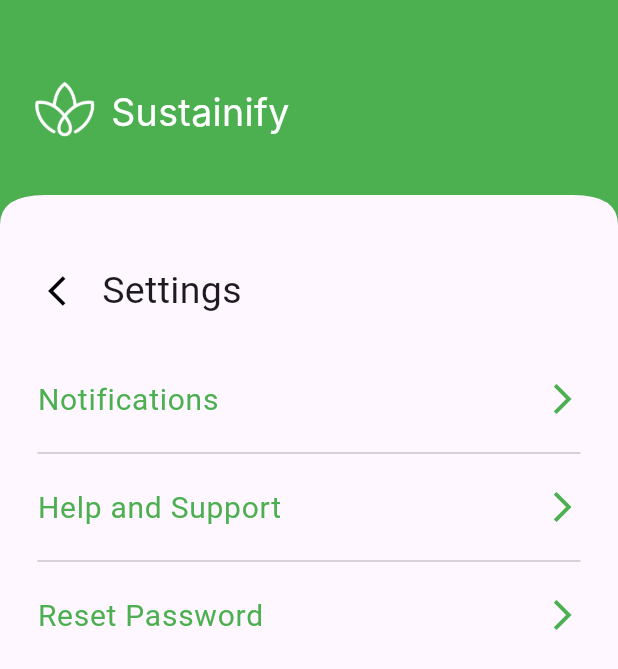
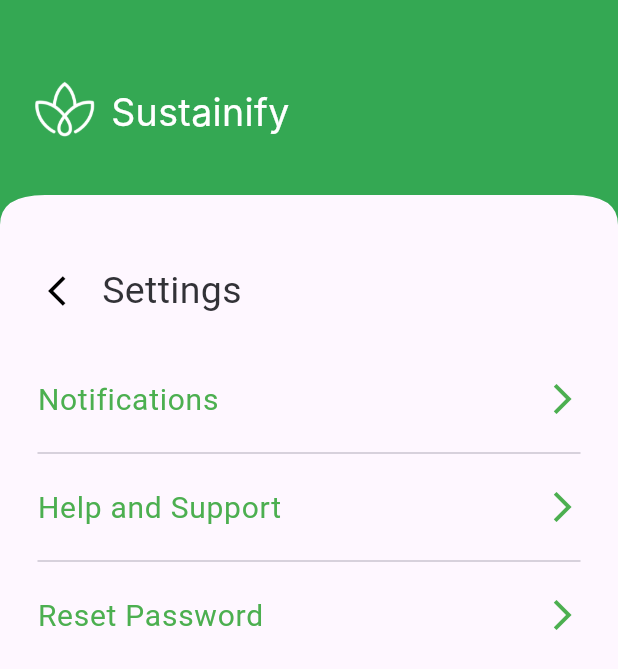
Before and after one commit to Ria-00/Sustainfy, a Flutter app: the HomePage screen opened directly, item 4 of the bottom bar chosen, after a tap on "Settings", on a phone screen of 412 x 824 dp. Shown: the top 669 px of the screen. Run offline on Flutter 3.47's test engine with Material 3 defaults, Android fonts, the phone set to English and light mode, and no system bars; our stand-ins replace cloud_firestore, firebase_auth, firebase_core, font_awesome_flutter, google_nav_bar, share_plus; accounts and stored records are empty; Roboto replaces fonts that are missing (Inter).

Commit message:
color changes done, landing page alignment sorted

```diff
--- a/lib/main.dart
+++ b/lib/main.dart
@@ -93,9 +93,9 @@ class _HomePageState extends State<HomePage> {
 
       bottomNavigationBar: GNav(
         backgroundColor: Colors.white,
-        color: Colors.black,
-        activeColor: Colors.black,
-        tabBackgroundColor: Colors.green,
+        color: const Color.fromRGBO(50, 50, 55, 1),
+        activeColor: const Color.fromRGBO(50, 50, 55, 1),
+        tabBackgroundColor: const Color.fromRGBO(52, 168, 83, 1),
         gap: 8,
         padding: EdgeInsets.all(16),
         tabs: [
--- a/lib/screens/communityPage.dart
+++ b/lib/screens/communityPage.dart
@@ -47,7 +47,7 @@ class _CommunityPageState extends State<CommunityPage> {
             clipper: CustomCurvedEdges(),
             child: Container(
               height: 150, // Specify a height for the curved app bar
-              color: Colors.green,
+              color: const Color.fromRGBO(52, 168, 83, 1),
               child: Row(
                 crossAxisAlignment: CrossAxisAlignment.center,
                 children: [
--- a/lib/screens/landingPage.dart
+++ b/lib/screens/landingPage.dart
@@ -20,7 +20,7 @@ class LandingPage extends StatelessWidget {
                 clipper: CustomCurvedEdges(),
                 child: Container(
                   height: 150, // Specify a height for the curved app bar
-                  color: Colors.green,
+                  color: const Color.fromRGBO(52, 168, 83, 1),
                   child: Row(
                     crossAxisAlignment: CrossAxisAlignment.center,
                     children: [
@@ -33,15 +33,6 @@ class LandingPage extends StatelessWidget {
                         ),
                       ),
                       SizedBox(width: 7),
-                      // const Text(
-                      //   'Sustainify',
-                      //   style: TextStyle(
-                      //     color: AppColors.white,
-                      //     fontFamily: AppFonts.inter,
-                      //     fontSize: AppFonts.interRegular18,
-                      //     fontWeight: AppFonts.interRegularWeight,
-                      //   ),
-                      // ),
                       SizedBox(
                           width: 10), // Add spacing between Text and TextField
                       Expanded(
@@ -69,15 +60,6 @@ class LandingPage extends StatelessWidget {
                       SizedBox(
                         width: 15,
                       )
-                      // IconButton(
-                      //   icon: Icon(
-                      //     Icons.search,
-                      //     color: AppColors.white,
-                      //   ),
-                      //   onPressed: () {
-                      //     // Handle search button press
-                      //   },
-                      // ),
                     ],
                   ),
                 ),
@@ -91,7 +73,9 @@ class LandingPage extends StatelessWidget {
                         alignment: Alignment.centerLeft,
                         child: Text("Categories",
                             style: TextStyle(
-                                fontSize: 20, fontWeight: FontWeight.bold)),
+                                color: const Color.fromRGBO(50, 50, 55, 1),
+                                fontSize: 20,
+                                fontWeight: FontWeight.bold)),
                       ),
                       SizedBox(height: 15),
                       Container(
@@ -119,8 +103,10 @@ class LandingPage extends StatelessWidget {
                 child: Align(
                   alignment: Alignment.centerLeft,
                   child: Text("Live Activities",
-                      style:
-                          TextStyle(fontSize: 20, fontWeight: FontWeight.bold)),
+                      style: TextStyle(
+                          color: const Color.fromRGBO(50, 50, 55, 1),
+                          fontSize: 20,
+                          fontWeight: FontWeight.bold)),
                 ),
               ),
               SizedBox(height: 20),
@@ -132,15 +118,61 @@ class LandingPage extends StatelessWidget {
                         builder: (context) => EventDescriptionPage()),
                   );
                 },
-                child: Image.asset('assets/images/Rectangle16.png'),
+                child: Padding(
+                  padding: const EdgeInsets.only(left: 10.0, right: 10),
+                  child: ClipRRect(
+                      borderRadius: BorderRadius.circular(40),
+                      child: Image.asset('assets/images/Rectangle16.png')),
+                ),
               ),
-              // Image.asset('assets/images/Rectangle16.png'),
               SizedBox(height: 20),
-              Image.asset('assets/images/Rectangle17.png'),
+              GestureDetector(
+                onTap: () {
+                  Navigator.push(
+                    context,
+                    MaterialPageRoute(
+                        builder: (context) => EventDescriptionPage()),
+                  );
+                },
+                child: Padding(
+                  padding: const EdgeInsets.only(left: 10.0, right: 10),
+                  child: ClipRRect(
+                      borderRadius: BorderRadius.circular(40),
+                      child: Image.asset('assets/images/Rectangle17.png')),
+                ),
+              ),
               SizedBox(height: 20),
-              Image.asset('assets/images/Rectangle18.png'),
+              GestureDetector(
+                onTap: () {
+                  Navigator.push(
+                    context,
+                    MaterialPageRoute(
+                        builder: (context) => EventDescriptionPage()),
+                  );
+                },
+                child: Padding(
+                  padding: const EdgeInsets.only(left: 10.0, right: 10),
+                  child: ClipRRect(
+                      borderRadius: BorderRadius.circular(40),
+                      child: Image.asset('assets/images/Rectangle18.png')),
+                ),
+              ),
               SizedBox(height: 20),
-              Image.asset('assets/images/Rectangle16.png'),
+              GestureDetector(
+                onTap: () {
+                  Navigator.push(
+                    context,
+                    MaterialPageRoute(
+                        builder: (context) => EventDescriptionPage()),
+                  );
+                },
+                child: Padding(
+                  padding: const EdgeInsets.only(left: 10.0, right: 10),
+                  child: ClipRRect(
+                      borderRadius: BorderRadius.circular(40),
+                      child: Image.asset('assets/images/Rectangle16.png')),
+                ),
+              ),
             ],
           ),
         ),
--- a/lib/screens/profilePage.dart
+++ b/lib/screens/profilePage.dart
@@ -29,7 +29,7 @@ class _ProfilePageState extends State<ProfilePage> {
               child: SizedBox(
                 height: 150,
                 child: Container(
-                  color: Colors.green,
+                  color: const Color.fromRGBO(52, 168, 83, 1),
                   child: Row(
                     children: [
                       Padding(
@@ -75,6 +75,7 @@ class _ProfilePageState extends State<ProfilePage> {
                         Text(
                           'Rohan Sharma',
                           style: TextStyle(
+                            color: const Color.fromRGBO(50, 50, 55, 1),
                             fontSize: 20,
                             fontWeight: FontWeight.bold,
                           ),
@@ -147,7 +148,9 @@ class _ProfilePageState extends State<ProfilePage> {
                     contentPadding: EdgeInsets.zero,
                     title: Text(
                       'Settings',
-                      style: TextStyle(fontSize: 20),
+                      style: TextStyle(
+                          color: const Color.fromRGBO(50, 50, 55, 1),
+                          fontSize: 20),
                     ),
                     trailing: Icon(Icons.arrow_forward_ios),
                     onTap: () {
@@ -160,7 +163,10 @@ class _ProfilePageState extends State<ProfilePage> {
                   Divider(),
                   ListTile(
                     contentPadding: EdgeInsets.zero,
-                    title: Text('Log out', style: TextStyle(fontSize: 20)),
+                    title: Text('Log out',
+                        style: TextStyle(
+                            color: const Color.fromRGBO(50, 50, 55, 1),
+                            fontSize: 20)),
                     trailing: Icon(Icons.arrow_forward_ios),
                     onTap: () {
                       showLogoutModal(context);
@@ -237,7 +243,7 @@ class _ProfilePageState extends State<ProfilePage> {
                         child: Container(
                           padding: EdgeInsets.symmetric(horizontal: 20),
                           decoration: BoxDecoration(
-                            color: Colors.green,
+                            color: const Color.fromRGBO(52, 168, 83, 1),
                             borderRadius:
                                 BorderRadius.vertical(top: Radius.circular(30)),
                           ),
--- a/lib/screens/settingsPage.dart
+++ b/lib/screens/settingsPage.dart
@@ -13,7 +13,7 @@ class SettingsPage extends StatelessWidget {
             child: SizedBox(
               height: 150,
               child: Container(
-                color: Colors.green,
+                color: const Color.fromRGBO(52, 168, 83, 1),
                 child: Row(
                   children: [
                     Padding(
@@ -61,7 +61,8 @@ class SettingsPage extends StatelessWidget {
                 //     onPressed: () => Navigator.pop(context)),
                 Text(
                   "Settings",
-                  style: TextStyle(fontSize: 25),
+                  style: TextStyle(
+                      fontSize: 25, color: const Color.fromRGBO(50, 50, 55, 1)),
                 ),
               ],
             ),
@@ -152,7 +153,7 @@ class SettingsPage extends StatelessWidget {
                         child: Container(
                           padding: EdgeInsets.symmetric(horizontal: 20),
                           decoration: BoxDecoration(
-                            color: Colors.green,
+                            color: const Color.fromRGBO(52, 168, 83, 1),
                             borderRadius:
                                 BorderRadius.vertical(top: Radius.circular(30)),
                           ),
@@ -298,7 +299,7 @@ class SettingsPage extends StatelessWidget {
                         child: Container(
                           padding: EdgeInsets.symmetric(horizontal: 20),
                           decoration: BoxDecoration(
-                            color: Colors.green,
+                            color: const Color.fromRGBO(52, 168, 83, 1),
                             borderRadius:
                                 BorderRadius.vertical(top: Radius.circular(30)),
                           ),
```
Also changed, not shown: lib/screens/eventDescriptionPage.dart (+12 -8 lines), lib/screens/rewardPage.dart (+3 -11 lines), assets/images/Rectangle17.png, 1 other file.
